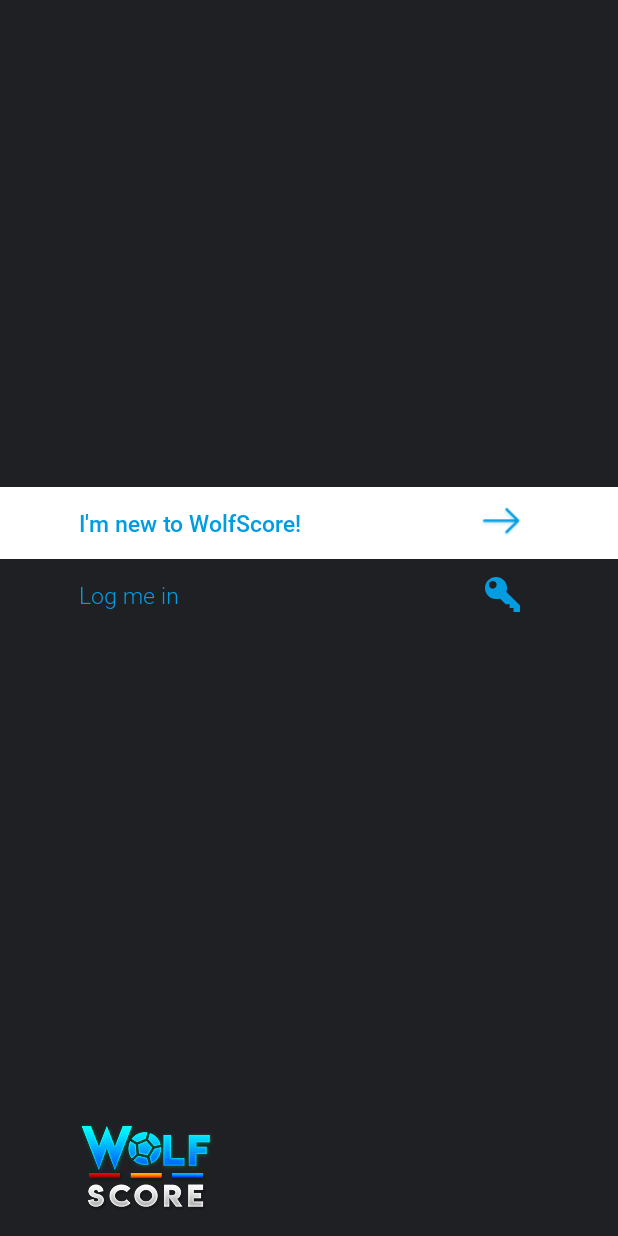
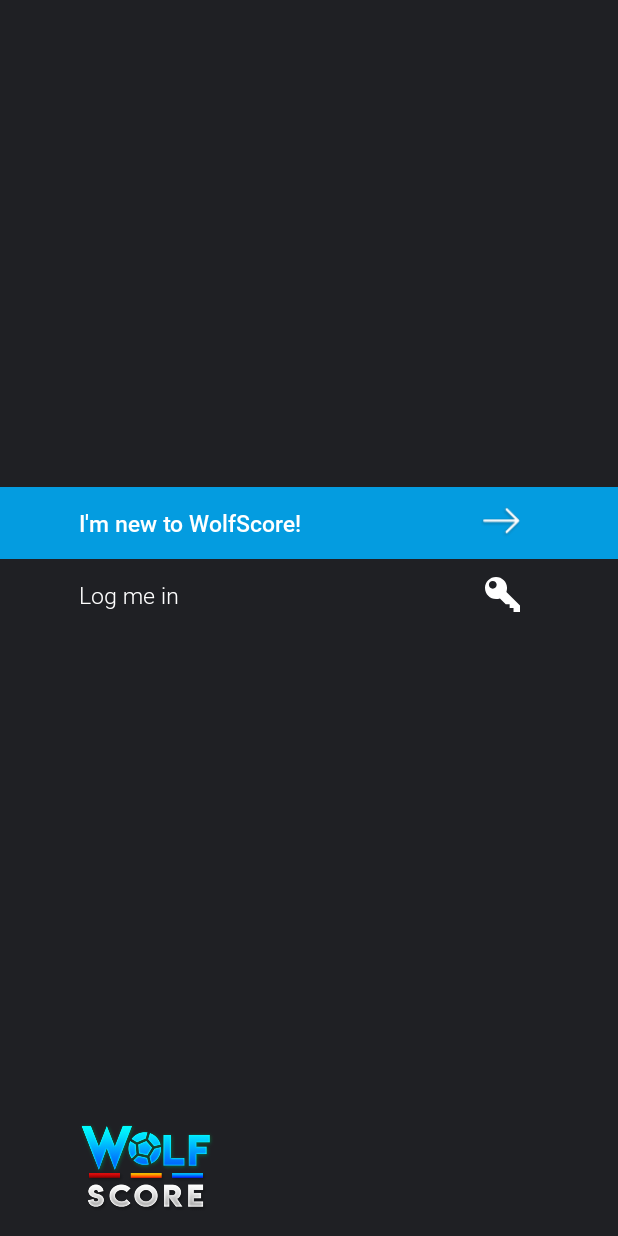
Before and after one commit to yashank7879/WolfScore, an Android app: the screen it shows after launch (SetupWolfScoreScreenOne), on a phone screen of 412 x 824 dp. Run offline under Robolectric (Android 15) with nearby library versions, the phone set to English and light mode, and no system bars; our stand-ins replace data binding, sdp/ssp sizes; libraries missing offline, so code that uses them is left out: com.androidnetworking, com.androidnetworking.common, com.androidnetworking.error, com.androidnetworking.interfaces, com.crashlytics.android and 1 more; 2 statements that could not run were skipped.

Commit message:
last commit

```diff
--- a/app/src/main/java/com/wolfscore/activity/SetupWolfScoreScreenOne.java
+++ b/app/src/main/java/com/wolfscore/activity/SetupWolfScoreScreenOne.java
@@ -119,7 +119,6 @@ public class SetupWolfScoreScreenOne extends AppCompatActivity implements View.O
                                     overridePendingTransition(R.anim.right_in, R.anim.left_out);
 
 
-                                    //  Toast.makeText(SetupWolfScoreScreenOne.this, "" + message, Toast.LENGTH_SHORT).show();
 
 
                                 } else {
@@ -145,14 +144,14 @@ public class SetupWolfScoreScreenOne extends AppCompatActivity implements View.O
                 binding.tvNewToWs.setTypeface(robotoLight);
                 binding.rlNewToWs.setBackground(null);
                 binding.tvLogMe.setTypeface(robotoMedium);
-                binding.rlLogMe.setBackground(ContextCompat.getDrawable(this, R.color.active_text));
+                binding.rlLogMe.setBackground(ContextCompat.getDrawable(this, R.color.colorBlue));
                 break;
             case R.id.rl_new_to_ws:
                 guestSignUpApi(androidDeviceId);
                 binding.tvLogMe.setTypeface(robotoLight);
                 binding.rlLogMe.setBackground(null);
                 binding.tvNewToWs.setTypeface(robotoMedium);
-                binding.rlNewToWs.setBackground(ContextCompat.getDrawable(this, R.color.active_text));
+                binding.rlNewToWs.setBackground(ContextCompat.getDrawable(this, R.color.colorBlue));
                 break;
 
         }
--- a/app/src/main/res/layout/activity_setup_wolf_score_screen_one.xml
+++ b/app/src/main/res/layout/activity_setup_wolf_score_screen_one.xml
@@ -29,7 +29,7 @@
         android:id="@+id/rl_new_to_ws"
         android:layout_width="match_parent"
         android:layout_height="wrap_content"
-        android:background="@color/active_text"
+        android:background="@color/colorBlue"
        >
 
         <TextView
@@ -38,7 +38,7 @@
             android:layout_width="wrap_content"
             android:layout_height="wrap_content"
             android:text="@string/i_m_new_to_wolfscore"
-            android:textColor="@color/colorBlue"
+            android:textColor="@color/active_text"
             android:padding="@dimen/_10sdp"
             android:layout_marginLeft="@dimen/_30sdp"
             android:layout_marginStart="@dimen/_30sdp" />
@@ -52,7 +52,6 @@
             android:layout_centerInParent="true"
             android:src="@drawable/arrow_icon"
             android:layout_marginEnd="@dimen/_50sdp"
-            android:tint="@color/colorBlue"
             android:layout_alignParentEnd="true" />
 
 
@@ -70,7 +69,7 @@
             android:layout_width="wrap_content"
             android:layout_height="wrap_content"
             android:text="@string/log_me_in"
-            android:textColor="@color/colorBlue"
+            android:textColor="@color/active_text"
             android:padding="@dimen/_10sdp"
             android:layout_marginLeft="@dimen/_30sdp"
             android:layout_marginStart="@dimen/_30sdp" />
@@ -83,7 +82,6 @@
             android:layout_alignParentRight="true"
             android:layout_centerInParent="true"
             android:src="@drawable/ic_key_icon"
-            android:tint="@color/colorBlue"
             android:layout_marginEnd="@dimen/_50sdp"
             android:layout_alignParentEnd="true" />
 
```
